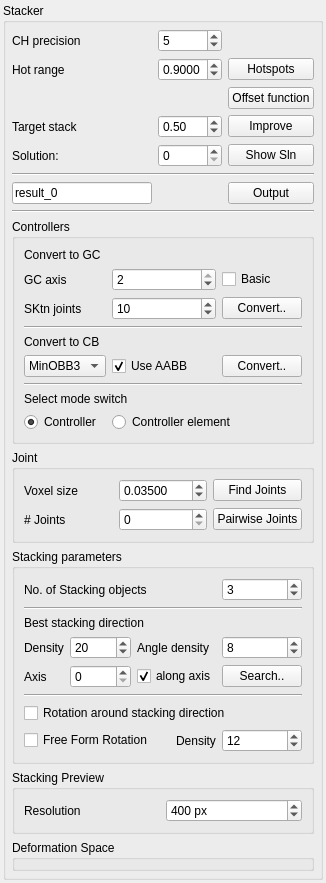
Before: the Qt Designer form Stacker/StackerWidget.ui in HonghuaLi/stacker, drawn with Qt 5.
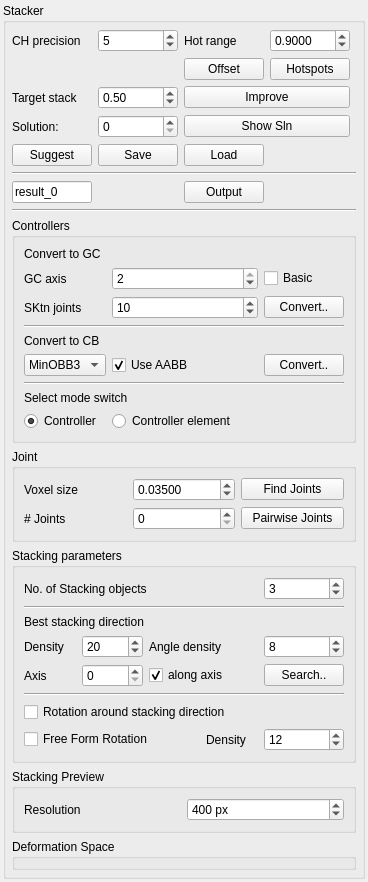
After: the same form once the commit is applied.

```diff
--- a/Stacker/StackerWidget.ui
+++ b/Stacker/StackerWidget.ui
@@ -7,7 +7,7 @@
     <x>0</x>
     <y>0</y>
     <width>272</width>
-    <height>777</height>
+    <height>800</height>
    </rect>
   </property>
   <property name="sizePolicy">
@@ -44,7 +44,7 @@
       <property name="spacing">
        <number>6</number>
       </property>
-      <item row="22" column="0" colspan="3">
+      <item row="25" column="0" colspan="5">
        <widget class="QGroupBox" name="previewBox">
         <property name="title">
          <string>Stacking Preview</string>
@@ -79,35 +79,14 @@
         </layout>
        </widget>
       </item>
-      <item row="3" column="2">
-       <widget class="QPushButton" name="hotspotsButton">
-        <property name="text">
-         <string>Hotspots</string>
-        </property>
-       </widget>
-      </item>
-      <item row="4" column="2">
-       <widget class="QPushButton" name="offsetButton">
-        <property name="text">
-         <string>Offset function</string>
-        </property>
-       </widget>
-      </item>
-      <item row="1" column="1">
-       <widget class="QSpinBox" name="chPrecision">
-        <property name="value">
-         <number>5</number>
-        </property>
-       </widget>
-      </item>
-      <item row="1" column="0">
+      <item row="2" column="0">
        <widget class="QLabel" name="chPrecisionLabel">
         <property name="text">
          <string>CH precision</string>
         </property>
        </widget>
       </item>
-      <item row="23" column="0" colspan="3">
+      <item row="26" column="0" colspan="5">
        <widget class="QGroupBox" name="controllerDeformerPanel">
         <property name="title">
          <string>Deformation Space</string>
@@ -117,7 +96,7 @@
         </property>
        </widget>
       </item>
-      <item row="5" column="1">
+      <item row="6" column="1">
        <widget class="QDoubleSpinBox" name="targetS">
         <property name="maximum">
          <double>1.000000000000000</double>
@@ -130,96 +109,49 @@
         </property>
        </widget>
       </item>
-      <item row="5" column="2">
-       <widget class="QPushButton" name="improveButton">
-        <property name="text">
-         <string>Improve</string>
-        </property>
-       </widget>
-      </item>
-      <item row="5" column="0">
+      <item row="6" column="0">
        <widget class="QLabel" name="targetStackLabel">
         <property name="text">
          <string>Target stack</string>
         </property>
        </widget>
       </item>
-      <item row="12" column="0" colspan="3">
+      <item row="15" column="0" colspan="5">
        <widget class="Line" name="line_2">
         <property name="orientation">
          <enum>Qt::Horizontal</enum>
         </property>
        </widget>
       </item>
-      <item row="3" column="0">
-       <widget class="QLabel" name="label_2">
-        <property name="text">
-         <string>Hot range</string>
-        </property>
-       </widget>
-      </item>
-      <item row="3" column="1">
-       <widget class="QDoubleSpinBox" name="hotRange">
-        <property name="prefix">
-         <string/>
-        </property>
-        <property name="decimals">
-         <number>4</number>
-        </property>
-        <property name="maximum">
-         <double>1.000000000000000</double>
-        </property>
-        <property name="singleStep">
-         <double>0.050000000000000</double>
-        </property>
-        <property name="value">
-         <double>0.900000000000000</double>
-        </property>
-       </widget>
-      </item>
-      <item row="8" column="0" colspan="3">
+      <item row="11" column="0" colspan="5">
        <widget class="Line" name="line">
         <property name="orientation">
          <enum>Qt::Horizontal</enum>
         </property>
        </widget>
       </item>
-      <item row="11" column="0">
+      <item row="14" column="0">
        <widget class="QLineEdit" name="outputFileName">
         <property name="text">
          <string>result_0</string>
         </property>
        </widget>
       </item>
-      <item row="11" column="2">
-       <widget class="QPushButton" name="outputButton">
-        <property name="text">
-         <string>Output</string>
-        </property>
-       </widget>
-      </item>
-      <item row="6" column="0">
+      <item row="7" column="0">
        <widget class="QLabel" name="label_5">
         <property name="text">
          <string>Solution:</string>
         </property>
        </widget>
       </item>
-      <item row="6" column="1">
+      <item row="7" column="1">
        <widget class="QSpinBox" name="hsID">
         <property name="maximum">
          <number>10000</number>
         </property>
        </widget>
       </item>
-      <item row="6" column="2">
-       <widget class="QPushButton" name="solutionButton">
-        <property name="text">
-         <string>Show Sln</string>
-        </property>
-       </widget>
-      </item>
-      <item row="16" column="0" colspan="3">
+      <item row="19" column="0" colspan="5">
        <widget class="QGroupBox" name="controllersPanel">
         <property name="title">
          <string>Controllers</string>
@@ -367,7 +299,7 @@
         </layout>
        </widget>
       </item>
-      <item row="17" column="0" colspan="3">
+      <item row="20" column="0" colspan="5">
        <widget class="QGroupBox" name="groupBox_2">
         <property name="title">
          <string>Joint</string>
@@ -426,7 +358,7 @@
         </layout>
        </widget>
       </item>
-      <item row="18" column="0" colspan="3">
+      <item row="21" column="0" colspan="5">
        <widget class="QGroupBox" name="groupBox_3">
         <property name="title">
          <string>Stacking parameters</string>
@@ -572,6 +504,95 @@
         </layout>
        </widget>
       </item>
+      <item row="2" column="1">
+       <widget class="QSpinBox" name="chPrecision">
+        <property name="value">
+         <number>5</number>
+        </property>
+       </widget>
+      </item>
+      <item row="2" column="3">
+       <widget class="QDoubleSpinBox" name="hotRange">
+        <property name="prefix">
+         <string/>
+        </property>
+        <property name="decimals">
+         <number>4</number>
+        </property>
+        <property name="maximum">
+         <double>1.000000000000000</double>
+        </property>
+        <property name="singleStep">
+         <double>0.050000000000000</double>
+        </property>
+        <property name="value">
+         <double>0.900000000000000</double>
+        </property>
+       </widget>
+      </item>
+      <item row="2" column="2">
+       <widget class="QLabel" name="label_2">
+        <property name="text">
+         <string>Hot range</string>
+        </property>
+       </widget>
+      </item>
+      <item row="5" column="3">
+       <widget class="QPushButton" name="hotspotsButton">
+        <property name="text">
+         <string>Hotspots</string>
+        </property>
+       </widget>
+      </item>
+      <item row="5" column="2">
+       <widget class="QPushButton" name="offsetButton">
+        <property name="text">
+         <string>Offset</string>
+        </property>
+       </widget>
+      </item>
+      <item row="6" column="2" colspan="2">
+       <widget class="QPushButton" name="improveButton">
+        <property name="text">
+         <string>Improve</string>
+        </property>
+       </widget>
+      </item>
+      <item row="7" column="2" colspan="2">
+       <widget class="QPushButton" name="solutionButton">
+        <property name="text">
+         <string>Show Sln</string>
+        </property>
+       </widget>
+      </item>
+      <item row="14" column="2">
+       <widget class="QPushButton" name="outputButton">
+        <property name="text">
+         <string>Output</string>
+        </property>
+       </widget>
+      </item>
+      <item row="8" column="1">
+       <widget class="QPushButton" name="saveSuggestionsButton">
+        <property name="text">
+         <string>Save</string>
+        </property>
+       </widget>
+      </item>
+      <item row="8" column="0">
+       <widget class="QPushButton" name="suggestButton">
+        <property name="text">
+         <string>Suggest</string>
+        </property>
+       </widget>
+      </item>
+      <item row="8" column="2">
+       <widget class="QPushButton" name="loadSuggestionsButton">
+        <property name="text">
+         <string>Load</string>
+        </property>
+       </widget>
+      </item>
      </layout>
     </widget>
    </item>
```
